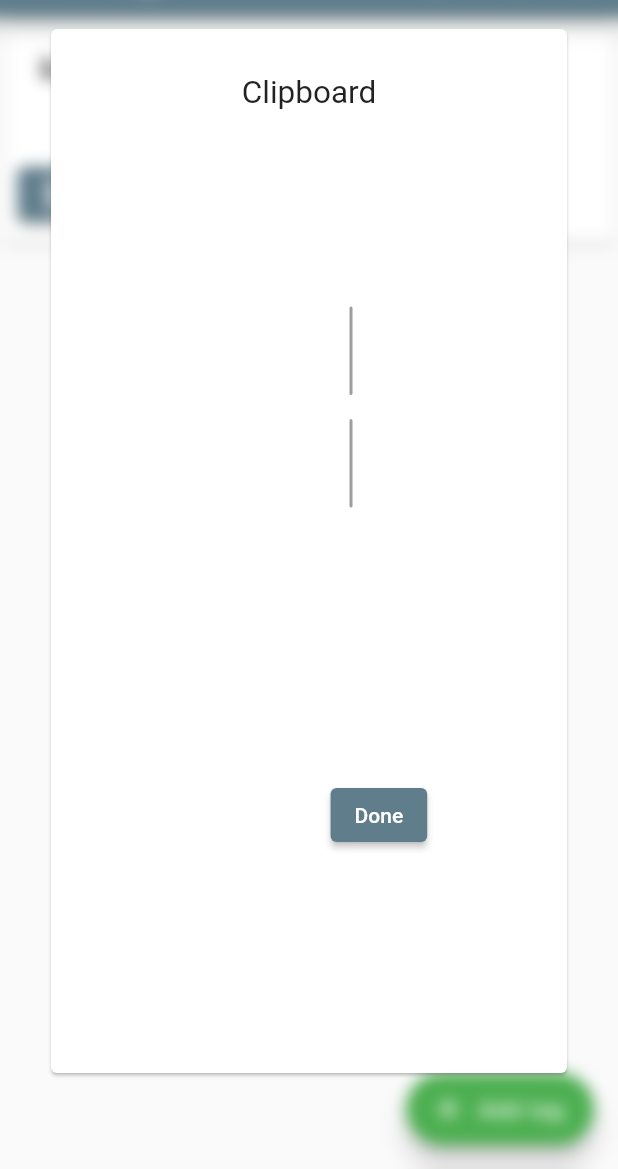
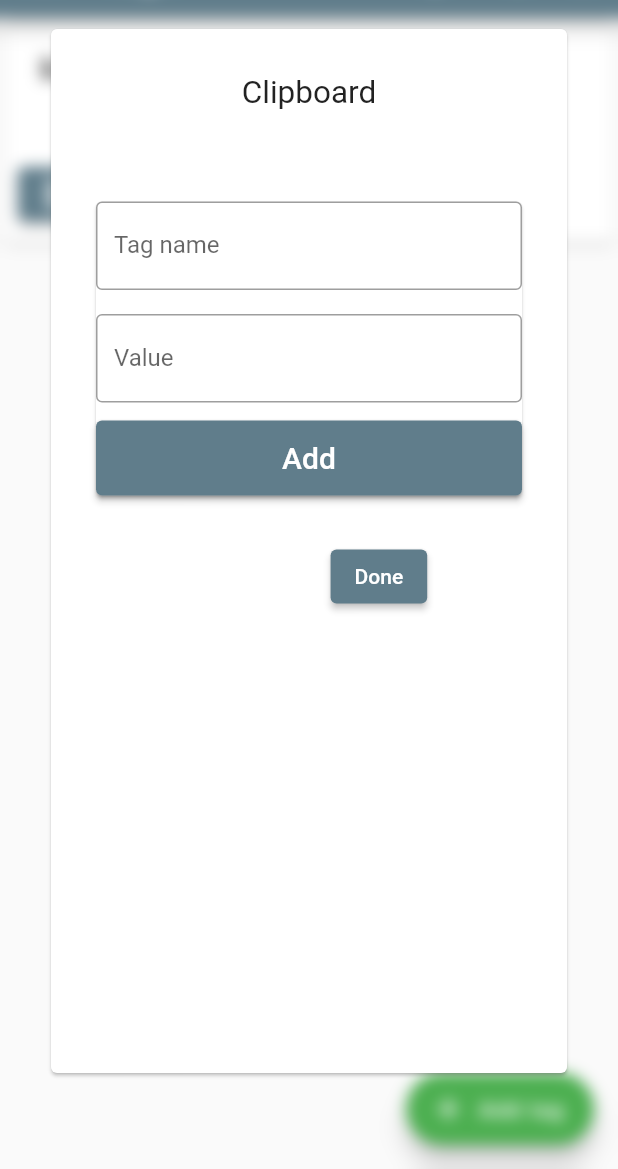
Before and after one commit to davidSchlosser/ql-coda, a Flutter app: the EditTagsView screen opened by its route, after a tap on "Clipboard", on a phone screen of 412 x 824 dp, the part 67-1236 px from its top. Run offline on Flutter 3.47's test engine with Material 2 defaults, Android fonts, the phone set to English and light mode, and no system bars; our stand-ins replace bloc, equatable, flutter_bloc, flutter_riverpod, flutter_slidable, flutter_typeahead and 4 more; missing offline and left inert: mqtt_client.

Commit message:
fix layout for phone

```diff
--- a/ql_coda/lib/screens/albums_view.dart
+++ b/ql_coda/lib/screens/albums_view.dart
@@ -86,7 +86,8 @@ class _AlbumsViewState extends ConsumerState<AlbumsView> {
                                 Icons.filter_alt_sharp,
                                 size: 18.0,
                               ),
-                              trailing: IconButton(
+                              trailing: ElevatedButton.icon(
+                                  label: const Text('Sort'),
                                   icon: const Icon(Icons.sort), //Icon(Icons.sort)
                                   onPressed: () {
                                     if (albums.isEmpty) {
--- a/ql_coda/lib/screens/edit_single_tag_view.dart
+++ b/ql_coda/lib/screens/edit_single_tag_view.dart
@@ -52,7 +52,9 @@ class _EditSingleTagViewState extends ConsumerState<EditSingleTagView> {
       tagValueController.text = editTags[widget.tagIndex!].value;
     }
     return Card(
-      margin:const EdgeInsets.symmetric(vertical: 100.0, horizontal: 200.0),
+      margin: MediaQuery.of(context).size.width > 500
+          ? const EdgeInsets.symmetric(vertical: 100.0, horizontal: 200.0)
+          : const EdgeInsets.all(30.0),
       child: Form(
         key: formKey,
         child: SingleChildScrollView(
--- a/ql_coda/lib/screens/track_tags_detail_view.dart
+++ b/ql_coda/lib/screens/track_tags_detail_view.dart
@@ -21,9 +21,8 @@ class EditTagsDetails extends ConsumerWidget {
     _logger.d('Clipboard count: ${clipboard.length}'); // force build when clipboard changes
     _logger.d('EditTagsDetails building');
     return Expanded(
-        child: SizedBox(
-            height: MediaQuery.of(context).size.height - 285,
-            width: MediaQuery.of(context).size.width,
+        child: Padding(
+            padding: EdgeInsets.all(8.0),
             child: ListView.builder(
                 itemCount: editTags.length,
                 shrinkWrap: true,
```
Also changed, not shown: ql_coda/lib/screens/dashboard_view.dart (+9 -7 lines).
